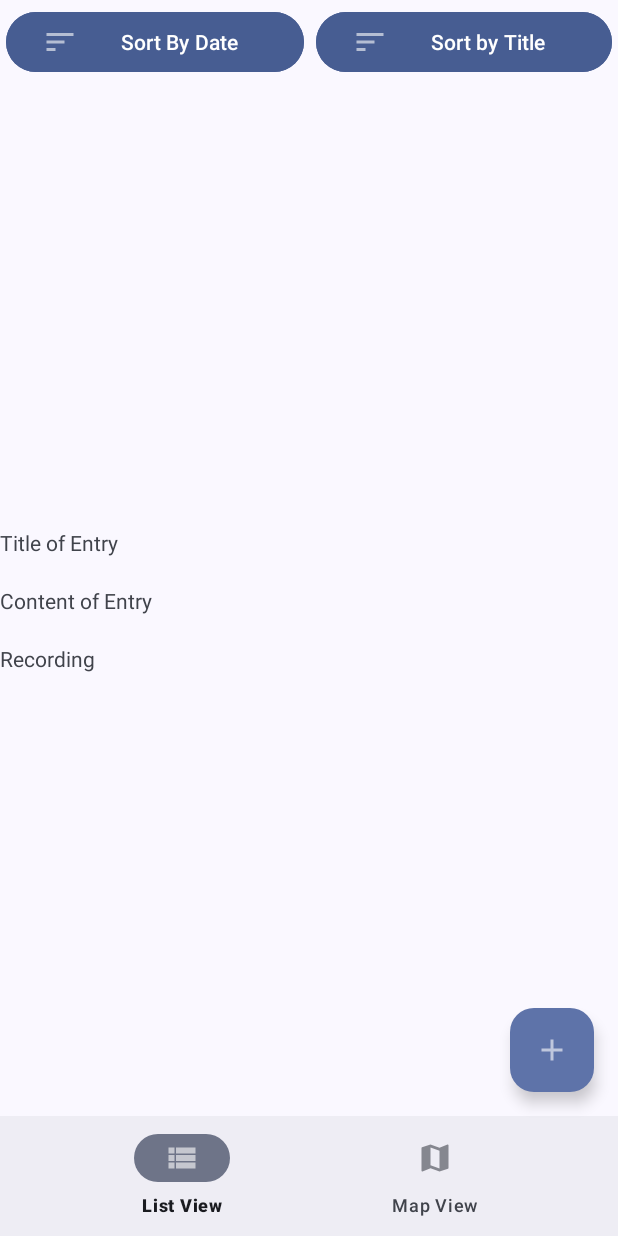
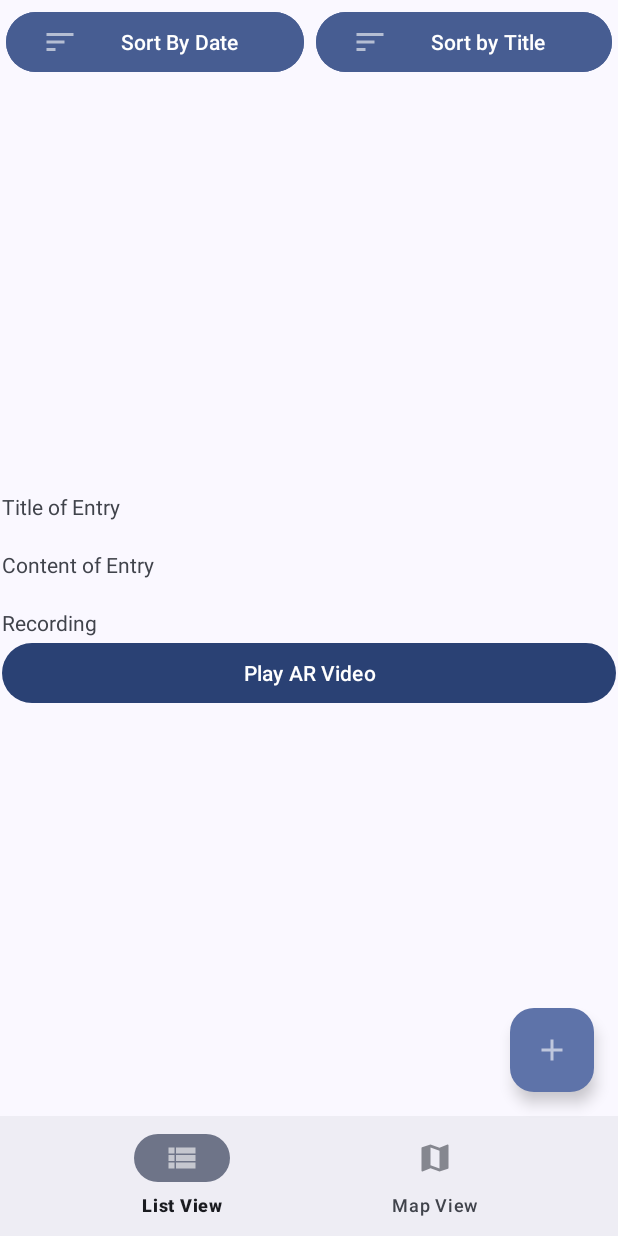
Before and after one commit to hoverGecko/LifeARchive, an Android app: the fragment ScrollingFragment placed in its activity, on a phone screen of 412 x 824 dp. Run offline under Robolectric (Android 15) with nearby library versions, the light colour scheme and no system bars; our stand-ins replace Room's generated code; 1 statement that could not run was skipped.

Commit message:
Test
Test commit to add ar video to detail view

```diff
--- a/app/src/main/java/hku/cs/lifearchive/AddEntryFragment.kt
+++ b/app/src/main/java/hku/cs/lifearchive/AddEntryFragment.kt
@@ -60,6 +60,7 @@
         val nowdate = view.findViewById<TextView>(R.id.Dateview)
         val nowlong = view.findViewById<TextView>(R.id.LongView)
         val nowlata = view.findViewById<TextView>(R.id.LatView)
+        val ARPath = view.findViewById<TextView>(R.id.ARpath)
         val content = view.findViewById<TextInputLayout>(R.id.ContentInput)
         val dates = Date()
         var nowlocation  = hku.cs.lifearchive.diaryentrymodel.Location()
@@ -125,7 +126,9 @@
         // from ar screen: video is recorded, show replay btn
 
         if(arVideoPath!=null){
+            ARPath.text = arVideoPath
             ARbutton.visibility =View.VISIBLE
+
             ARbutton?.setOnClickListener {
                 val intent = Intent(activity, HelloRecordingPlaybackActivity::class.java)
                 val bundle = Bundle()
--- a/app/src/main/res/layout/fragment_scrolling.xml
+++ b/app/src/main/res/layout/fragment_scrolling.xml
@@ -8,7 +8,7 @@
     tools:context=".ScrollingFragment">
 
     <ScrollView
-        android:layout_width="wrap_content"
+        android:layout_width="0dp"
         android:layout_height="wrap_content"
         android:layout_marginStart="1dp"
         android:layout_marginTop="1dp"
@@ -54,10 +54,11 @@
                 android:layout_height="wrap_content"
                 android:text="Recording" />
 
-            <VideoView
-                android:id="@+id/videoView"
+            <Button
+                android:id="@+id/Playvideo"
                 android:layout_width="match_parent"
-                android:layout_height="wrap_content" />
+                android:layout_height="wrap_content"
+                android:text="Play AR Video" />
         </LinearLayout>
     </ScrollView>
 </androidx.constraintlayout.widget.ConstraintLayout>
```
